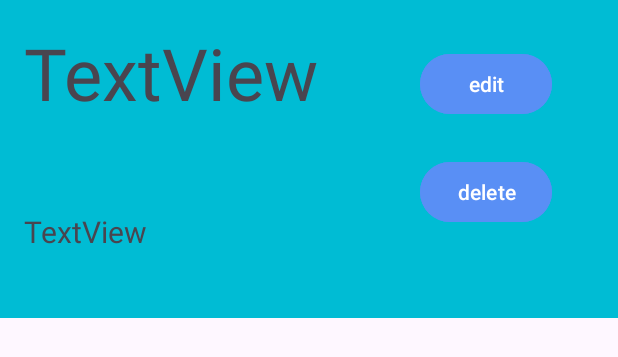
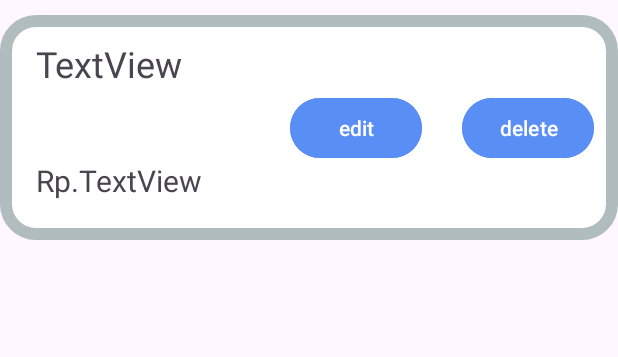
Before and after one commit to juanw0603/MyRestoAPP, an Android app: the layout owner_makanan_card.xml on its own in the app's theme, with its tools: preview values and no code run, on a phone screen of 412 x 824 dp. Shown: the top 357 px of the screen. Run offline under Robolectric (Android 15) with nearby library versions, the phone set to English and light mode, and no system bars.

Commit message:
update : 85% penyelesaian

```diff
--- a/app/src/main/AndroidManifest.xml
+++ b/app/src/main/AndroidManifest.xml
@@ -12,6 +12,8 @@
         android:supportsRtl="true"
         android:theme="@style/Theme.MyRestoAPP"
         tools:targetApi="31">
+        <activity android:name=".register"
+            android:exported="false" />
         <activity
             android:name=".tambahAtauEditPesanan"
             android:exported="false" />
--- a/app/src/main/java/app/c14210290/myrestoapp/Owner_DaftarWaiterOrCashier.kt
+++ b/app/src/main/java/app/c14210290/myrestoapp/Owner_DaftarWaiterOrCashier.kt
@@ -62,7 +62,7 @@ class Owner_DaftarWaiterOrCashier : Fragment() {
             object : adapter_OwnerDaftarWaiterOrCashier.OnItemClickCallback {
                 override fun delDataMenu(daftarKaryawan: CashierOrWaiterEntity) {
                     DB.funCashierOrWaiterDao().deleteCashierOrWaiter(daftarKaryawan)
-
+                    adapterDaftarWaiterOrCashierMenu.notifyDataSetChanged()
                 }
             }
         )
--- a/app/src/main/java/app/c14210290/myrestoapp/Owner_DataMenu.kt
+++ b/app/src/main/java/app/c14210290/myrestoapp/Owner_DataMenu.kt
@@ -62,6 +62,7 @@ class Owner_DataMenu : Fragment() {
             object : adapter_OwnerMakananCard.OnItemClickCallback {
                 override fun delDataMenu(dataMenu: MenuItemEntity) {
                     DB.funmenuItemDao().deleteMenuItem(dataMenu)
+                    adapterMenu.isiData(DB.funmenuItemDao().getAllMenuItems())
                 }
             }
         )
--- a/app/src/main/java/app/c14210290/myrestoapp/SelectedTable.kt
+++ b/app/src/main/java/app/c14210290/myrestoapp/dataClass/SelectedTable.kt
@@ -1,4 +1,4 @@
-package app.c14210290.myrestoapp
+package app.c14210290.myrestoapp.dataClass
 
 data class SelectedTable(
     val tableId: Int
--- a/app/src/main/java/app/c14210290/myrestoapp/database/entity.kt
+++ b/app/src/main/java/app/c14210290/myrestoapp/database/entity.kt
@@ -3,6 +3,7 @@ package app.c14210290.myrestoapp.database
 import androidx.room.ColumnInfo
 import androidx.room.Entity
 import androidx.room.ForeignKey
+import androidx.room.Ignore
 import androidx.room.PrimaryKey
 
 @Entity(tableName = "tables")
@@ -60,8 +61,10 @@ data class OrderDetailEntity(
     val orderId: Int, // Relasi ke tabel `orders`
     val menuItemId: Int, // Relasi ke tabel `menu_items`
     val quantity: Int, // Jumlah item
-    val price: Double // Harga satuan
+    val price: Double, // Harga satuan
+    val menuItemName: String? = null // Optional, transient field
 )
+
 
 
 @Entity(tableName = "menu_items")
--- a/app/src/main/java/app/c14210290/myrestoapp/kasirWaiter_page.kt
+++ b/app/src/main/java/app/c14210290/myrestoapp/kasirWaiter_page.kt
@@ -11,6 +11,7 @@ import androidx.core.view.ViewCompat
 import androidx.core.view.WindowInsetsCompat
 import androidx.recyclerview.widget.LinearLayoutManager
 import androidx.recyclerview.widget.RecyclerView
+import app.c14210290.myrestoapp.dataClass.SelectedTable
 import app.c14210290.myrestoapp.database.OrderDetailEntity
 import app.c14210290.myrestoapp.database.OrderEntity
 import app.c14210290.myrestoapp.database.RestoDB
--- /dev/null
+++ b/app/src/main/res/drawable/layout_corner_bg.xml
@@ -0,0 +1,7 @@
+<?xml version="1.0" encoding="utf-8"?>
+<shape xmlns:android="http://schemas.android.com/apk/res/android">
+    <solid android:color="#FFFFFF"/>
+    <stroke android:width="8dp" android:color="#B1BCBE" />
+    <corners android:radius="20dp"/>
+    <padding android:left="0dp" android:top="0dp" android:right="0dp" android:bottom="0dp" />
+</shape>
--- a/app/src/main/res/layout-land/fragment_owner__daftar_waiter_or_cashier.xml
+++ b/app/src/main/res/layout-land/fragment_owner__daftar_waiter_or_cashier.xml
@@ -17,8 +17,10 @@
         android:layout_height="wrap_content"
         android:layout_marginEnd="32dp"
         android:layout_marginBottom="32dp"
+        android:background="#03A9F4"
         android:clickable="true"
         android:src="@drawable/baseline_add_24"
+        app:backgroundTint="#03A9F4"
         app:layout_constraintBottom_toBottomOf="parent"
         app:layout_constraintEnd_toEndOf="parent" />
 </androidx.constraintlayout.widget.ConstraintLayout>
--- a/app/src/main/res/layout/owner_makanan_card.xml
+++ b/app/src/main/res/layout/owner_makanan_card.xml
@@ -3,17 +3,18 @@
     xmlns:app="http://schemas.android.com/apk/res-auto"
     xmlns:tools="http://schemas.android.com/tools"
     android:layout_width="match_parent"
-    android:layout_height="wrap_content"
-    android:background="#00BCD4">
+    android:layout_height="150dp"
+    android:layout_marginVertical="10dp"
+    android:background="@drawable/layout_corner_bg">
 
     <TextView
         android:id="@+id/tvNamaMakanan"
-        android:layout_width="wrap_content"
-        android:layout_height="wrap_content"
-        android:layout_marginStart="16dp"
+        android:layout_width="150dp"
+        android:layout_height="70dp"
+        android:layout_marginStart="24dp"
         android:layout_marginTop="16dp"
         android:text="TextView"
-        android:textSize="48sp"
+        android:textSize="24sp"
         app:layout_constraintStart_toStartOf="parent"
         app:layout_constraintTop_toTopOf="parent" />
 
@@ -21,36 +22,43 @@
         android:id="@+id/tvHargaMakanan"
         android:layout_width="0dp"
         android:layout_height="wrap_content"
-        android:layout_marginTop="16dp"
         android:text="TextView"
         android:textSize="20sp"
-        app:layout_constraintBottom_toBottomOf="parent"
-        app:layout_constraintEnd_toEndOf="@+id/tvNamaMakanan"
-        app:layout_constraintStart_toStartOf="@+id/tvNamaMakanan"
-        app:layout_constraintTop_toBottomOf="@+id/tvNamaMakanan" />
+        app:layout_constraintBottom_toBottomOf="@+id/textView15"
+        app:layout_constraintStart_toEndOf="@+id/textView15"
+        app:layout_constraintTop_toTopOf="@+id/textView15" />
 
     <Button
         android:id="@+id/btn_editMakanan"
         android:layout_width="wrap_content"
         android:layout_height="wrap_content"
-        android:layout_marginStart="24dp"
-        android:layout_marginTop="16dp"
-        android:layout_marginBottom="24dp"
+        android:layout_marginEnd="8dp"
         android:backgroundTint="#598FF5"
         android:text="edit"
-        app:layout_constraintBottom_toTopOf="@+id/btn_deleteMakanan"
-        app:layout_constraintEnd_toEndOf="parent"
+        app:layout_constraintBottom_toBottomOf="@+id/btn_deleteMakanan"
+        app:layout_constraintEnd_toStartOf="@+id/btn_deleteMakanan"
         app:layout_constraintStart_toEndOf="@+id/tvNamaMakanan"
-        app:layout_constraintTop_toTopOf="@+id/tvNamaMakanan" />
+        app:layout_constraintTop_toTopOf="@+id/btn_deleteMakanan" />
 
     <Button
         android:id="@+id/btn_deleteMakanan"
         android:layout_width="wrap_content"
         android:layout_height="wrap_content"
-        android:layout_marginBottom="16dp"
+        android:layout_marginEnd="16dp"
         android:backgroundTint="#598FF5"
         android:text="delete"
-        app:layout_constraintBottom_toBottomOf="@+id/tvHargaMakanan"
-        app:layout_constraintEnd_toEndOf="@+id/btn_editMakanan"
-        app:layout_constraintStart_toStartOf="@+id/btn_editMakanan" />
+        app:layout_constraintBottom_toBottomOf="parent"
+        app:layout_constraintEnd_toEndOf="parent"
+        app:layout_constraintTop_toTopOf="parent" />
+
+    <TextView
+        android:id="@+id/textView15"
+        android:layout_width="wrap_content"
+        android:layout_height="wrap_content"
+        android:layout_marginBottom="16dp"
+        android:text="Rp."
+        android:textSize="20dp"
+        app:layout_constraintBottom_toBottomOf="parent"
+        app:layout_constraintStart_toStartOf="@+id/tvNamaMakanan"
+        app:layout_constraintTop_toBottomOf="@+id/tvNamaMakanan" />
 </androidx.constraintlayout.widget.ConstraintLayout>
--- a/app/src/main/res/layout/user_waiter_or_cashier_card.xml
+++ b/app/src/main/res/layout/user_waiter_or_cashier_card.xml
@@ -42,6 +42,7 @@
         android:layout_width="wrap_content"
         android:layout_height="wrap_content"
         android:layout_marginStart="16dp"
+        android:backgroundTint="#03A9F4"
         android:text="edit"
         app:layout_constraintStart_toEndOf="@+id/tvwaiterOrCashierEmail"
         tools:layout_editor_absoluteY="43dp" />
@@ -50,6 +51,7 @@
         android:id="@+id/btn_deleteWaiterOrCashier"
         android:layout_width="wrap_content"
         android:layout_height="wrap_content"
+        android:backgroundTint="#03A9F4"
         android:text="delete"
         app:layout_constraintBottom_toBottomOf="@+id/btn_editUserWaiterOrCashier"
         app:layout_constraintEnd_toEndOf="parent"
```
Also changed, not shown: app/src/main/java/app/c14210290/myrestoapp/MainActivity.kt (+0 -28 lines), app/src/main/java/app/c14210290/myrestoapp/adapter_kasirTambahPesananan.kt (+10 -2 lines), app/src/main/java/app/c14210290/myrestoapp/dataClass/OrderDetailWithMenuItemName.kt (added, +9 -0 lines), app/src/main/java/app/c14210290/myrestoapp/database/RoomDB.kt (+6 -2 lines), app/src/main/res/drawable/layout_corner_shadow_bg.xml (added, +17 -0 lines).
